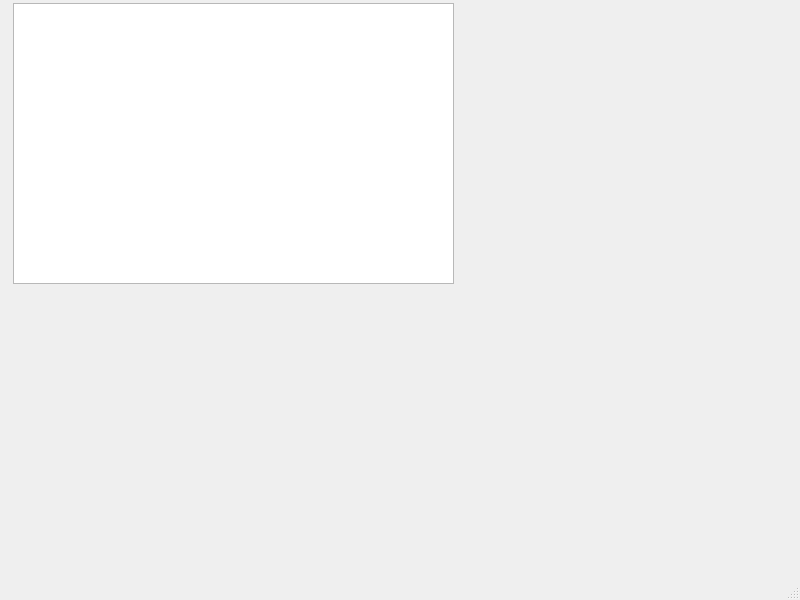
Qt form chat_window.ui (ZWMDR/chat_room_graph) before a commit.
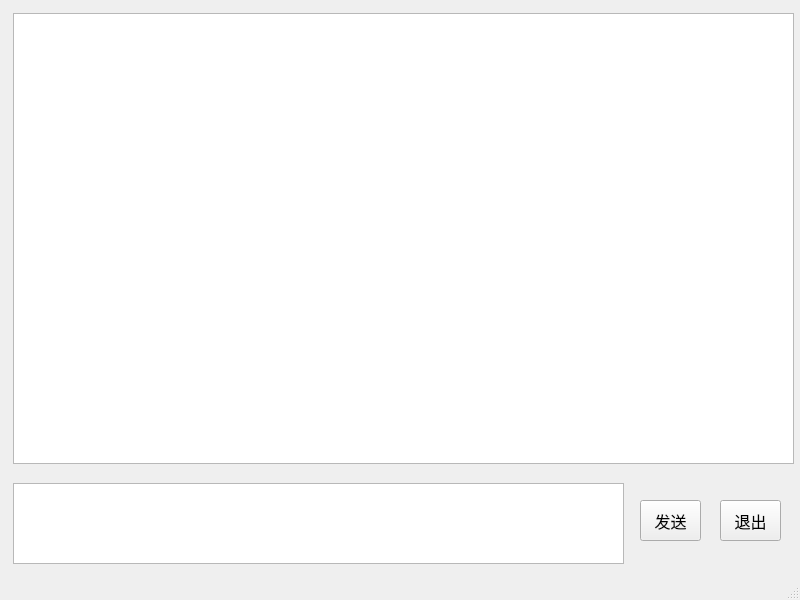
The same form after that commit.

The edit to the form file:
```diff
--- a/chat_window.ui
+++ b/chat_window.ui
@@ -32,14 +32,77 @@
    <string>MainWindow</string>
   </property>
   <widget class="QWidget" name="centralwidget">
-   <widget class="QTextEdit" name="output">
+   <widget class="QPlainTextEdit" name="output">
     <property name="geometry">
      <rect>
       <x>13</x>
-      <y>3</y>
-      <width>441</width>
-      <height>281</height>
+      <y>13</y>
+      <width>781</width>
+      <height>451</height>
      </rect>
+    </property>
+    <property name="font">
+     <font>
+      <family>微软雅黑</family>
+      <pointsize>10</pointsize>
+     </font>
+    </property>
+    <property name="readOnly">
+     <bool>true</bool>
+    </property>
+   </widget>
+   <widget class="QTextEdit" name="input">
+    <property name="geometry">
+     <rect>
+      <x>13</x>
+      <y>483</y>
+      <width>611</width>
+      <height>81</height>
+     </rect>
+    </property>
+    <property name="font">
+     <font>
+      <family>等线</family>
+      <pointsize>11</pointsize>
+     </font>
+    </property>
+   </widget>
+   <widget class="QPushButton" name="send_bwt">
+    <property name="geometry">
+     <rect>
+      <x>640</x>
+      <y>500</y>
+      <width>61</width>
+      <height>41</height>
+     </rect>
+    </property>
+    <property name="font">
+     <font>
+      <family>幼圆</family>
+      <pointsize>12</pointsize>
+     </font>
+    </property>
+    <property name="text">
+     <string>发送</string>
+    </property>
+   </widget>
+   <widget class="QPushButton" name="cancel_bwt">
+    <property name="geometry">
+     <rect>
+      <x>720</x>
+      <y>500</y>
+      <width>61</width>
+      <height>41</height>
+     </rect>
+    </property>
+    <property name="font">
+     <font>
+      <family>幼圆</family>
+      <pointsize>12</pointsize>
+     </font>
+    </property>
+    <property name="text">
+     <string>退出</string>
     </property>
    </widget>
   </widget>
```
